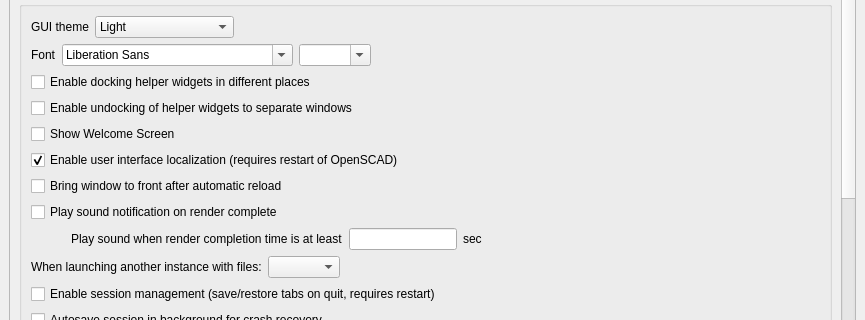
This is src/gui/Preferences.ui in openscad/openscad as Qt 5 draws it before an edit; both pictures show x 0 to 865 and y 307 to 627 of the 865 by 860 pixel window. The edited form follows.
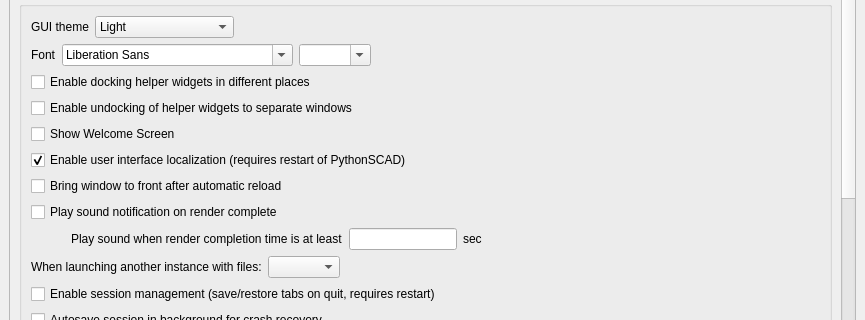
This is the edited form. Icons and pictures are not drawn. Custom widgets are drawn as their Qt base class.

Commit message: fix(chore): rebrand remaining OpenSCAD references to PythonSCAD (#676)

What changed in the file:
```diff
--- a/src/gui/Preferences.ui
+++ b/src/gui/Preferences.ui
@@ -2269,7 +2269,7 @@
                <item>
                 <widget class="QCheckBox" name="localizationCheckBox">
                  <property name="text">
-                  <string>Enable user interface localization (requires restart of OpenSCAD)</string>
+                  <string>Enable user interface localization (requires restart of PythonSCAD)</string>
                  </property>
                  <property name="checked">
                   <bool>true</bool>
```
Left out of the diff: 2 changed lines with no effect on the pictures. The commit also changes 32 other files.
